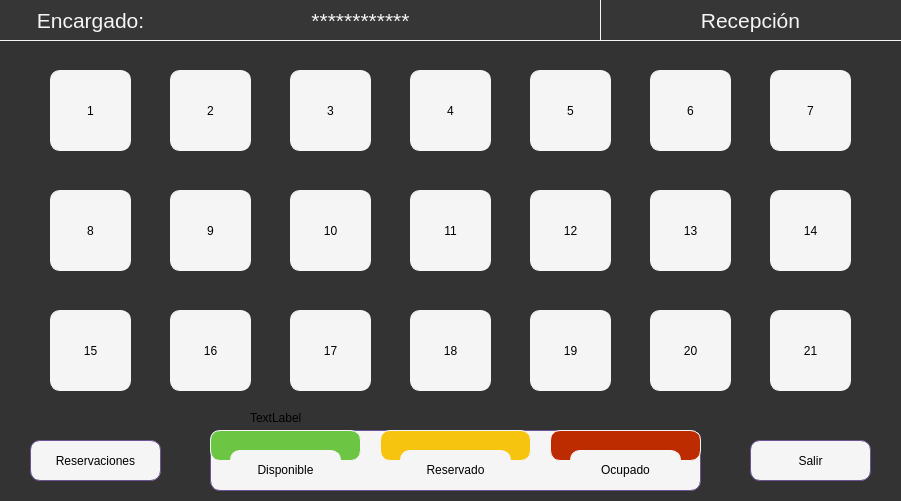
Qt form Ui/RECEPCION/u_recepcion.ui (Kodegmxz/Proyecto) before a commit.
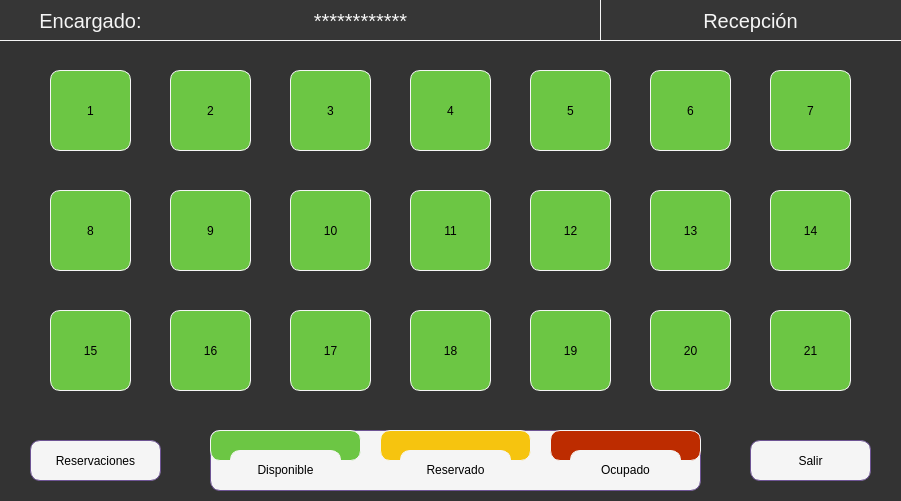
The same form after that commit.

Commit message: Casi completado recepcion

What changed in the file:
```diff
--- a/Ui/RECEPCION/u_recepcion.ui
+++ b/Ui/RECEPCION/u_recepcion.ui
@@ -71,8 +71,7 @@
     </font>
    </property>
    <property name="styleSheet">
-    <string notr="true">QPushButton {
-        background-color: #f5f5f5;
+    <string notr="true">QPushButton {background-color: #6cc644;
         border: 1px solid #f5f5f5;
         border-radius: 10px;
         padding: 10px 20px;
@@ -103,8 +102,7 @@
     </font>
    </property>
    <property name="styleSheet">
-    <string notr="true">QPushButton {
-        background-color: #f5f5f5;
+    <string notr="true">QPushButton {background-color: #6cc644;
         border: 1px solid #f5f5f5;
         border-radius: 10px;
         padding: 10px 20px;
@@ -135,8 +133,7 @@
     </font>
    </property>
    <property name="styleSheet">
-    <string notr="true">QPushButton {
-        background-color: #f5f5f5;
+    <string notr="true">QPushButton {background-color: #6cc644;
         border: 1px solid #f5f5f5;
         border-radius: 10px;
         padding: 10px 20px;
@@ -167,8 +164,7 @@
     </font>
    </property>
    <property name="styleSheet">
-    <string notr="true">QPushButton {
-        background-color: #f5f5f5;
+    <string notr="true">QPushButton {background-color: #6cc644;
         border: 1px solid #f5f5f5;
         border-radius: 10px;
         padding: 10px 20px;
@@ -199,8 +195,7 @@
     </font>
    </property>
    <property name="styleSheet">
-    <string notr="true">QPushButton {
-        background-color: #f5f5f5;
+    <string notr="true">QPushButton {background-color: #6cc644;
         border: 1px solid #f5f5f5;
         border-radius: 10px;
         padding: 10px 20px;
@@ -231,8 +226,7 @@
     </font>
    </property>
    <property name="styleSheet">
-    <string notr="true">QPushButton {
-        background-color: #f5f5f5;
+    <string notr="true">QPushButton {background-color: #6cc644;
         border: 1px solid #f5f5f5;
         border-radius: 10px;
         padding: 10px 20px;
@@ -263,8 +257,7 @@
     </font>
    </property>
    <property name="styleSheet">
-    <string notr="true">QPushButton {
-        background-color: #f5f5f5;
+    <string notr="true">QPushButton {background-color: #6cc644;
         border: 1px solid #f5f5f5;
         border-radius: 10px;
         padding: 10px 20px;
@@ -295,8 +288,7 @@
     </font>
    </property>
    <property name="styleSheet">
-    <string notr="true">QPushButton {
-        background-color: #f5f5f5;
+    <string notr="true">QPushButton {background-color: #6cc644;
         border: 1px solid #f5f5f5;
         border-radius: 10px;
         padding: 10px 20px;
@@ -327,8 +319,7 @@
     </font>
    </property>
    <property name="styleSheet">
-    <string notr="true">QPushButton {
-        background-color: #f5f5f5;
+    <string notr="true">QPushButton {background-color: #6cc644;
         border: 1px solid #f5f5f5;
         border-radius: 10px;
         padding: 10px 20px;
@@ -359,8 +350,7 @@
     </font>
    </property>
    <property name="styleSheet">
-    <string notr="true">QPushButton {
-        background-color: #f5f5f5;
+    <string notr="true">QPushButton {background-color: #6cc644;
         border: 1px solid #f5f5f5;
         border-radius: 10px;
         padding: 10px 20px;
@@ -391,8 +381,7 @@
     </font>
    </property>
    <property name="styleSheet">
-    <string notr="true">QPushButton {
-        background-color: #f5f5f5;
+    <string notr="true">QPushButton {background-color: #6cc644;
         border: 1px solid #f5f5f5;
         border-radius: 10px;
         padding: 10px 20px;
@@ -423,8 +412,7 @@
     </font>
    </property>
    <property name="styleSheet">
-    <string notr="true">QPushButton {
-        background-color: #f5f5f5;
+    <string notr="true">QPushButton {background-color: #6cc644;
         border: 1px solid #f5f5f5;
         border-radius: 10px;
         padding: 10px 20px;
@@ -455,8 +443,7 @@
     </font>
    </property>
    <property name="styleSheet">
-    <string notr="true">QPushButton {
-        background-color: #f5f5f5;
+    <string notr="true">QPushButton {background-color: #6cc644;
         border: 1px solid #f5f5f5;
         border-radius: 10px;
         padding: 10px 20px;
@@ -487,8 +474,7 @@
     </font>
    </property>
    <property name="styleSheet">
-    <string notr="true">QPushButton {
-        background-color: #f5f5f5;
+    <string notr="true">QPushButton {background-color: #6cc644;
         border: 1px solid #f5f5f5;
         border-radius: 10px;
         padding: 10px 20px;
@@ -519,8 +505,7 @@
     </font>
    </property>
    <property name="styleSheet">
-    <string notr="true">QPushButton {
-        background-color: #f5f5f5;
+    <string notr="true">QPushButton {background-color: #6cc644;
         border: 1px solid #f5f5f5;
         border-radius: 10px;
         padding: 10px 20px;
@@ -551,8 +536,7 @@
     </font>
    </property>
    <property name="styleSheet">
-    <string notr="true">QPushButton {
-        background-color: #f5f5f5;
+    <string notr="true">QPushButton {background-color: #6cc644;
         border: 1px solid #f5f5f5;
         border-radius: 10px;
         padding: 10px 20px;
@@ -583,8 +567,7 @@
     </font>
    </property>
    <property name="styleSheet">
-    <string notr="true">QPushButton {
-        background-color: #f5f5f5;
+    <string notr="true">QPushButton {background-color: #6cc644;
         border: 1px solid #f5f5f5;
         border-radius: 10px;
         padding: 10px 20px;
@@ -615,8 +598,7 @@
     </font>
    </property>
    <property name="styleSheet">
-    <string notr="true">QPushButton {
-        background-color: #f5f5f5;
+    <string notr="true">QPushButton {background-color: #6cc644;
         border: 1px solid #f5f5f5;
         border-radius: 10px;
         padding: 10px 20px;
@@ -647,8 +629,7 @@
     </font>
    </property>
    <property name="styleSheet">
-    <string notr="true">QPushButton {
-        background-color: #f5f5f5;
+    <string notr="true">QPushButton {background-color: #6cc644;
         border: 1px solid #f5f5f5;
         border-radius: 10px;
         padding: 10px 20px;
@@ -679,8 +660,7 @@
     </font>
    </property>
    <property name="styleSheet">
-    <string notr="true">QPushButton {
-        background-color: #f5f5f5;
+    <string notr="true">QPushButton {background-color: #6cc644;
         border: 1px solid #f5f5f5;
         border-radius: 10px;
         padding: 10px 20px;
@@ -711,8 +691,7 @@
     </font>
    </property>
    <property name="styleSheet">
-    <string notr="true">QPushButton {
-        background-color: #f5f5f5;
+    <string notr="true">QPushButton {background-color: #6cc644;
         border: 1px solid #f5f5f5;
         border-radius: 10px;
         padding: 10px 20px;
@@ -982,7 +961,7 @@
    <property name="font">
     <font>
      <family>Segoe UI Symbol</family>
-     <pointsize>16</pointsize>
+     <pointsize>15</pointsize>
     </font>
    </property>
    <property name="layoutDirection">
@@ -1022,7 +1001,7 @@
    <property name="font">
     <font>
      <family>Segoe UI Symbol</family>
-     <pointsize>16</pointsize>
+     <pointsize>15</pointsize>
     </font>
    </property>
    <property name="layoutDirection">
@@ -1061,7 +1040,7 @@
    <property name="font">
     <font>
      <family>Segoe UI Symbol</family>
-     <pointsize>16</pointsize>
+     <pointsize>15</pointsize>
     </font>
    </property>
    <property name="layoutDirection">
@@ -1088,19 +1067,6 @@
     <number>0</number>
    </property>
   </widget>
-  <widget class="QLabel" name="label_8">
-   <property name="geometry">
-    <rect>
-     <x>250</x>
-     <y>410</y>
-     <width>55</width>
-     <height>16</height>
-    </rect>
-   </property>
-   <property name="text">
-    <string>TextLabel</string>
-   </property>
-  </widget>
  </widget>
  <resources/>
  <connections/>
```
Left out of the diff: 132 changed lines with no effect on the pictures. The commit also changes 6 other files.
